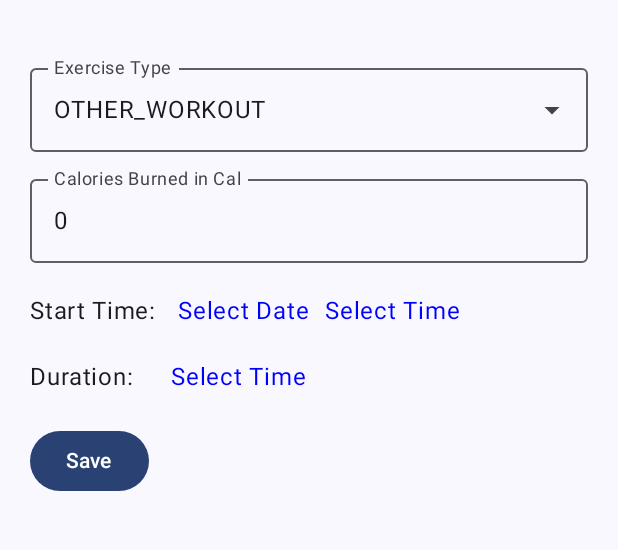
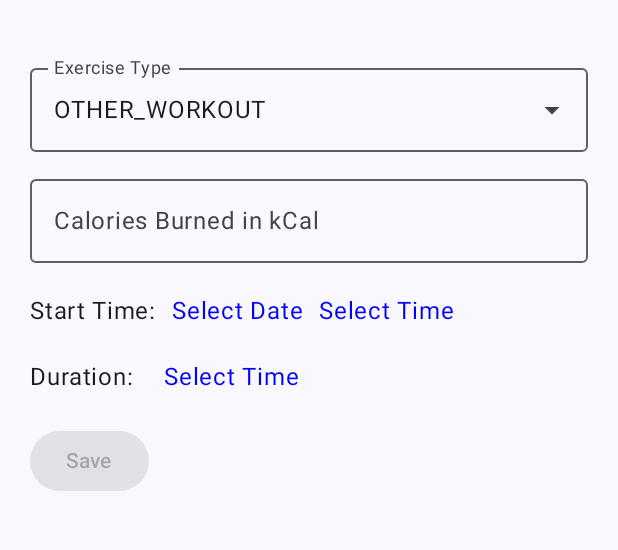
Before and after one commit to carrolji/Exercise-Log, an Android app built with Jetpack Compose: the composable LogNewExerciseScreen shown on its own in the app's theme, on a phone screen of 412 x 824 dp, the part 70-620 px from its top. Run offline under Robolectric (Android 15) with nearby library versions, the phone set to English and light mode, and no system bars.

Commit message:
validate new exercise input by enabling save button

```diff
--- a/app/src/main/java/com/example/exerciselog/ui/component/DatePickerField.kt
+++ b/app/src/main/java/com/example/exerciselog/ui/component/DatePickerField.kt
@@ -51,19 +51,21 @@ fun DatePickerField(
     val datePickerState = rememberDatePickerState(
         selectableDates = PastOrPresentSelectableDates
     )
+    var displayDateState by remember { mutableStateOf<Long?>(null) }
     var showDialog by remember { mutableStateOf(false) }
+    val defaultTimeZone = LocalDateTime.now().atZone(ZoneOffset.UTC).toInstant().toEpochMilli()
     Text(
         modifier = Modifier
             .padding(vertical = 10.dp)
             .clickable(onClick = {
                 showDialog = true
             }),
-        text = if (datePickerState.selectedDateMillis == null) {
+        text = if (displayDateState == null) {
             stringResource(R.string.select_date)
         } else {
-            getDateInUTC(datePickerState.selectedDateMillis!!)
+            getDateInUTC(displayDateState ?: defaultTimeZone)
         },
-        color = if (datePickerState.selectedDateMillis == null) Color.Blue else Color.Black
+        color = if (displayDateState == null) Color.Blue else Color.Black
     )
     if (showDialog) {
         DatePickerDialog(
@@ -74,7 +76,9 @@ fun DatePickerField(
                 TextButton(
                     onClick = {
                         showDialog = false
-                        onDateUpdate(datePickerState.selectedDateMillis!!.toZoneDateTime())
+                        val date = datePickerState.selectedDateMillis ?: defaultTimeZone
+                        displayDateState = date
+                        onDateUpdate(date.toZoneDateTime())
                     }
                 ) {
                     Text(stringResource(R.string.ok))
--- a/app/src/main/java/com/example/exerciselog/ui/logexercise/ExerciseLogDetailUIEvent.kt
+++ b/app/src/main/java/com/example/exerciselog/ui/logexercise/ExerciseLogDetailUIEvent.kt
@@ -5,7 +5,7 @@ import java.time.ZonedDateTime
 sealed interface ExerciseLogDetailUIEvent {
     data class UpdateExerciseType(val newType: String): ExerciseLogDetailUIEvent
     data class UpdateExerciseDuration(val hour: Int, val min: Int): ExerciseLogDetailUIEvent
-    data class UpdateExerciseCalories(val newCalories: Int): ExerciseLogDetailUIEvent
+    data class UpdateExerciseCalories(val newCalories: Int?): ExerciseLogDetailUIEvent
     data class UpdateExerciseDate(val date: ZonedDateTime): ExerciseLogDetailUIEvent
     data class UpdateExerciseStartTime(val hour: Int, val min: Int): ExerciseLogDetailUIEvent
     data object OnSaveNewExercise: ExerciseLogDetailUIEvent
--- a/app/src/main/java/com/example/exerciselog/ui/logexercise/ExerciseLogDetailUIState.kt
+++ b/app/src/main/java/com/example/exerciselog/ui/logexercise/ExerciseLogDetailUIState.kt
@@ -5,7 +5,7 @@ import java.time.ZonedDateTime
 
 data class ExerciseLogDetailUIState(
     val type: ExerciseType = ExerciseType.OTHER_WORKOUT,
-    val caloriesBurned: Int = 0,
+    val caloriesBurned: Int? = null,
     val startTime: ZonedDateTime = ZonedDateTime.now(),
     val endTime: ZonedDateTime = ZonedDateTime.now().plusMinutes(30),
     val duration: Long = 0L, // in minutes
--- a/app/src/main/java/com/example/exerciselog/ui/logexercise/LogNewExerciseScreen.kt
+++ b/app/src/main/java/com/example/exerciselog/ui/logexercise/LogNewExerciseScreen.kt
@@ -15,10 +15,16 @@ import androidx.compose.material3.Scaffold
 import androidx.compose.material3.Text
 import androidx.compose.material3.TopAppBar
 import androidx.compose.runtime.Composable
+import androidx.compose.runtime.getValue
+import androidx.compose.runtime.mutableStateOf
+import androidx.compose.runtime.remember
+import androidx.compose.runtime.setValue
 import androidx.compose.ui.Modifier
+import androidx.compose.ui.res.stringResource
 import androidx.compose.ui.text.input.KeyboardType
 import androidx.compose.ui.unit.dp
 import androidx.compose.ui.unit.sp
+import com.example.exerciselog.R
 import com.example.exerciselog.data.ExerciseType
 import com.example.exerciselog.ui.component.DatePickerField
 import com.example.exerciselog.ui.component.DropDownOptions
@@ -44,12 +50,15 @@ fun LogNewExerciseScreen(
     onAction: (ExerciseLogDetailUIEvent) -> Unit,
     onSave: () -> Unit,
 ) {
+    var onDateSelected by remember { mutableStateOf(false) }
+    var onTimeSelected by remember { mutableStateOf(false) }
+    var onDurationSelected by remember { mutableStateOf(false) }
     Scaffold(
         topBar = {
             TopAppBar(
                 title = {
                     Text(
-                        text = "New Exercise Log",
+                        text = stringResource(R.string.new_exercise_title),
                         fontSize = 25.sp
                     )
                 }
@@ -65,7 +74,7 @@ fun LogNewExerciseScreen(
             Spacer(modifier = Modifier.height(20.dp))
             DropDownOptions(
                 options = ExerciseType.entries.toList(),
-                label = "Exercise Type",
+                label = stringResource(R.string.exercise_type_input),
                 selectedValue = state.type.name,
                 onValueChangedEvent = {
                     onAction(ExerciseLogDetailUIEvent.UpdateExerciseType(it))
@@ -75,28 +84,34 @@ fun LogNewExerciseScreen(
                 modifier = Modifier
                     .fillMaxWidth()
                     .padding(vertical = 10.dp),
-                value = state.caloriesBurned.toString(),
+                value = if(state.caloriesBurned != null) state.caloriesBurned.toString() else "",
                 label = {
-                    Text(text = "Calories Burned in Cal")
+                    Text(text = stringResource(R.string.calories_burned_input))
                 },
                 keyboardOptions = KeyboardOptions(
                     keyboardType = KeyboardType.Number
                 ),
                 onValueChange = {
-                    onAction(ExerciseLogDetailUIEvent.UpdateExerciseCalories(it.toIntOrNull() ?: 0))
+                    if(it != "") {
+                        onAction(ExerciseLogDetailUIEvent.UpdateExerciseCalories(it.toInt()))
+                    } else {
+                        onAction(ExerciseLogDetailUIEvent.UpdateExerciseCalories(null))
+                    }
                 }
             )
             Row {
                 Text(
                     modifier = Modifier.padding(top = 10.dp, end = 10.dp),
-                    text = "Start Time: "
+                    text = stringResource(R.string.start_time_input)
                 )
                 DatePickerField {
+                    onDateSelected = true
                     onAction(ExerciseLogDetailUIEvent.UpdateExerciseDate(it))
                 }
                 TimePickerInput(
                     isDuration = false
                 ) { hour, min ->
+                    onTimeSelected = true
                     onAction(ExerciseLogDetailUIEvent.UpdateExerciseStartTime(hour, min))
                 }
             }
@@ -104,21 +119,23 @@ fun LogNewExerciseScreen(
             Row {
                 Text(
                     modifier = Modifier.padding(top = 10.dp, end = 10.dp),
-                    text = "Duration: "
+                    text = stringResource(R.string.duration_input)
                 )
                 TimePickerInput { hour, min ->
+                    onDurationSelected = true
                     onAction(ExerciseLogDetailUIEvent.UpdateExerciseDuration(hour, min))
                 }
             }
 
             Button(
+                enabled = onTimeSelected && onDateSelected && onDurationSelected,
                 modifier = Modifier.padding(top = 10.dp),
                 onClick = {
                     onAction(ExerciseLogDetailUIEvent.OnSaveNewExercise)
                     onSave()
                 }
             ) {
-                Text(text = "Save")
+                Text(text = stringResource(R.string.save))
             }
         }
     }
--- a/app/src/main/java/com/example/exerciselog/ui/logexercise/LogNewExerciseViewModel.kt
+++ b/app/src/main/java/com/example/exerciselog/ui/logexercise/LogNewExerciseViewModel.kt
@@ -30,7 +30,7 @@ class LogNewExerciseViewModel(
             exerciseId = UUID.randomUUID().toString(),
             type = state.type,
             duration = state.duration,
-            caloriesBurned = state.caloriesBurned,
+            caloriesBurned = state.caloriesBurned ?: 0,
             startTime = state.startTime,
             endTime = endTime,
             isConflict = false
--- a/app/src/main/res/values/strings.xml
+++ b/app/src/main/res/values/strings.xml
@@ -6,7 +6,7 @@
 
     <string name="duration">Duration</string>
     <string name="calories_burned">Calories Burned</string>
-    <string name="unit_cal">Cal</string>
+    <string name="unit_cal">kCal</string>
     <string name="exercise_log">Exercise Log</string>
     <string name="no_exercise_log">No Exercise Log Created</string>
 
@@ -14,6 +14,7 @@
     <string name="cancel">CANCEL</string>
     <string name="delete">Delete Log</string>
     <string name="keep_log">Keep Log</string>
+    <string name="save">Save</string>
 
     <string name="health_connect_ready">You can now sync exercise data with Health Connect</string>
     <string name="health_connect_not_supported">Health Connect is only supported on Android devices running API level 27 or above.</string>
@@ -21,4 +22,10 @@
     <string name="sync_data">Sync Data From Health Connect</string>
     <string name="permissions_required">App permissions are required to sync data from Health Connect</string>
     <string name="request_permissions">Request Permissions</string>
+
+    <string name="new_exercise_title">New Exercise Log</string>
+    <string name="duration_input">Duration: </string>
+    <string name="start_time_input">Start Time:</string>
+    <string name="calories_burned_input">Calories Burned in kCal</string>
+    <string name="exercise_type_input">Exercise Type</string>
 </resources>
```
